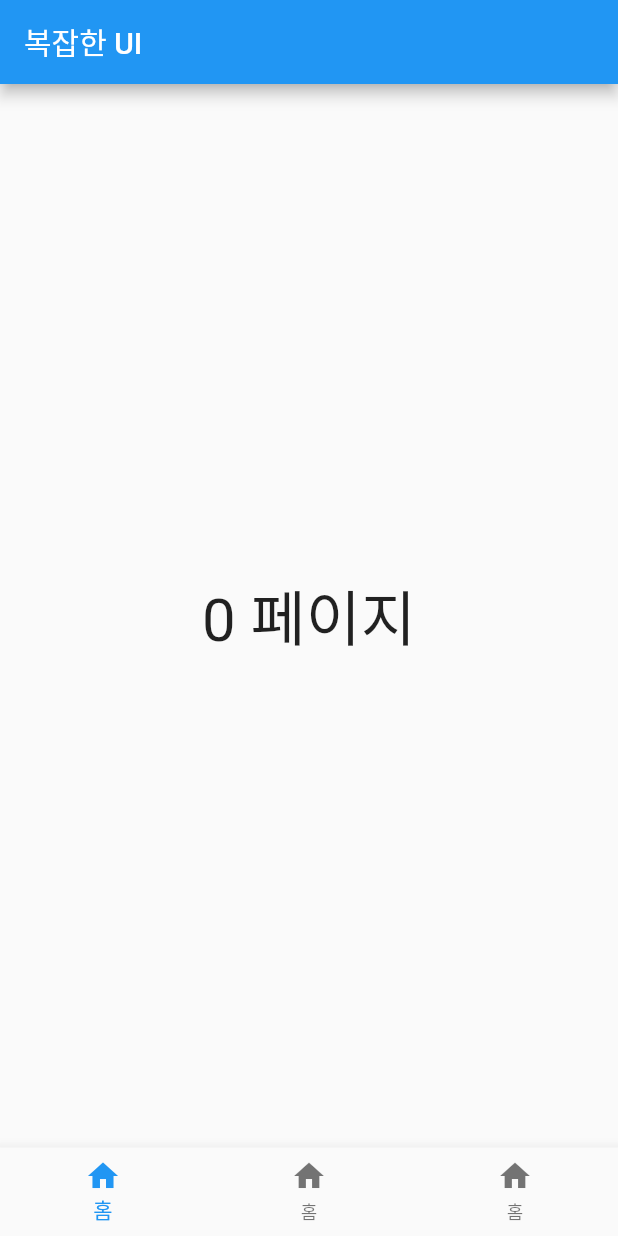
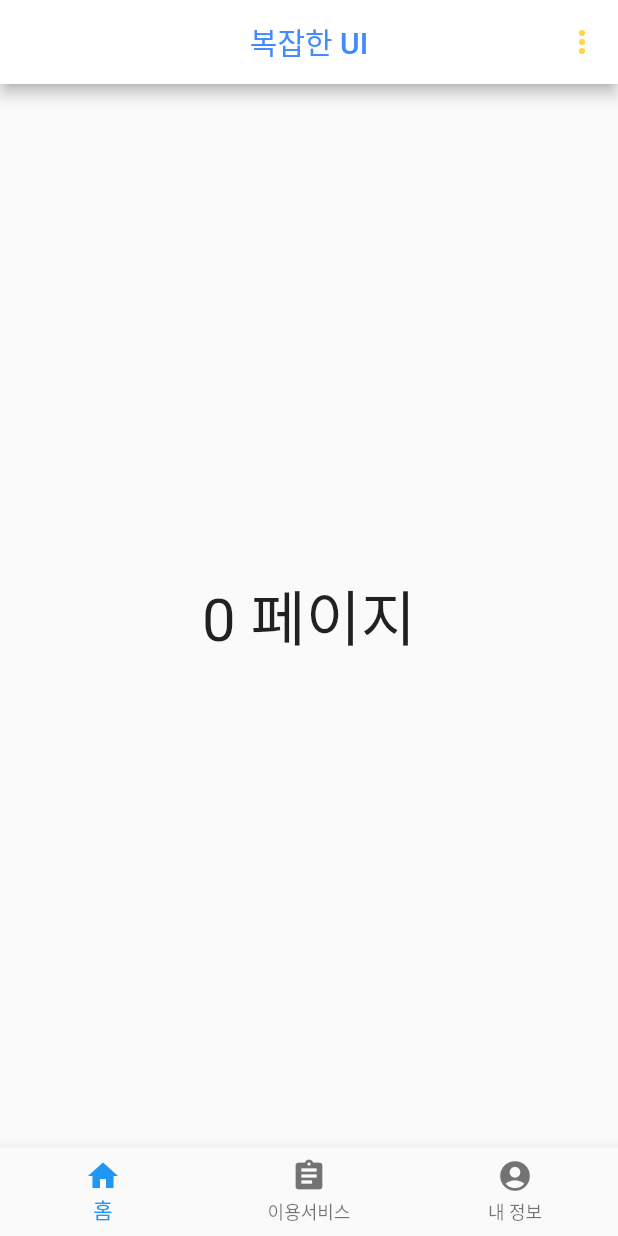
Before and after one commit to hyun031916/mirim_taxis, a Flutter app: the screen it shows after launch, on a phone screen of 412 x 824 dp. Run offline on Flutter 3.47's test engine with Material 2 defaults, Android fonts, the phone set to English and light mode, and no system bars; statements that could not run were skipped.

Commit message:
#3 - AppBar 위젯 수정 색상 변경 등 완료

```diff
--- a/lib/main.dart
+++ b/lib/main.dart
@@ -11,7 +11,8 @@ class MyApp extends StatelessWidget {
     return MaterialApp(
       title: 'Flutter Demo',
       theme: ThemeData(
-        primarySwatch: Colors.blue,
+        primaryColor: Colors.white,
+        visualDensity:
         // This makes the visual dens
       ),
       home: MyHomePage(),
@@ -30,7 +31,16 @@ class _MyHomePageState extends State<MyHomePage> {
   Widget build(BuildContext context) {
     return Scaffold(
       appBar: AppBar(
-        title:Text('복잡한 UI'),
+        backgroundColor: Colors.white,
+        title:Text('복잡한 UI',
+        style:TextStyle(color:Colors.blueAccent)),
+        centerTitle: true,
+        actions:<Widget>[
+          IconButton(
+            icon: Icon(Icons.more_vert, color:Colors.amberAccent),
+            onPressed: (){},
+          )
+        ],
       ),
       body:Center(
         child:Text(
@@ -51,12 +61,12 @@ class _MyHomePageState extends State<MyHomePage> {
             icon:Icon(Icons.home),
           ),
           BottomNavigationBarItem(
-            title:Text("홈"),
-            icon:Icon(Icons.home),
+            title:Text("이용서비스"),
+            icon:Icon(Icons.assignment),
           ),
           BottomNavigationBarItem(
-            title:Text("홈"),
-            icon:Icon(Icons.home),
+            title:Text("내 정보"),
+            icon:Icon(Icons.account_circle),
           ),
         ]
       ),
```
